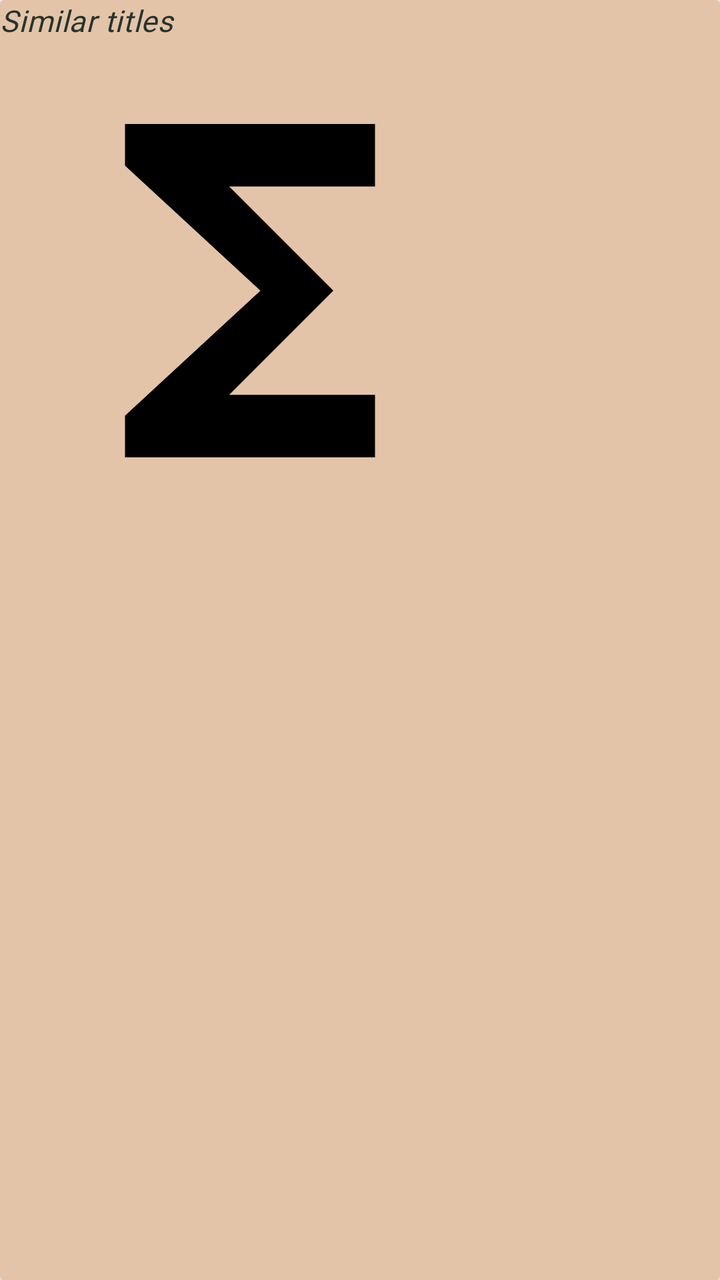
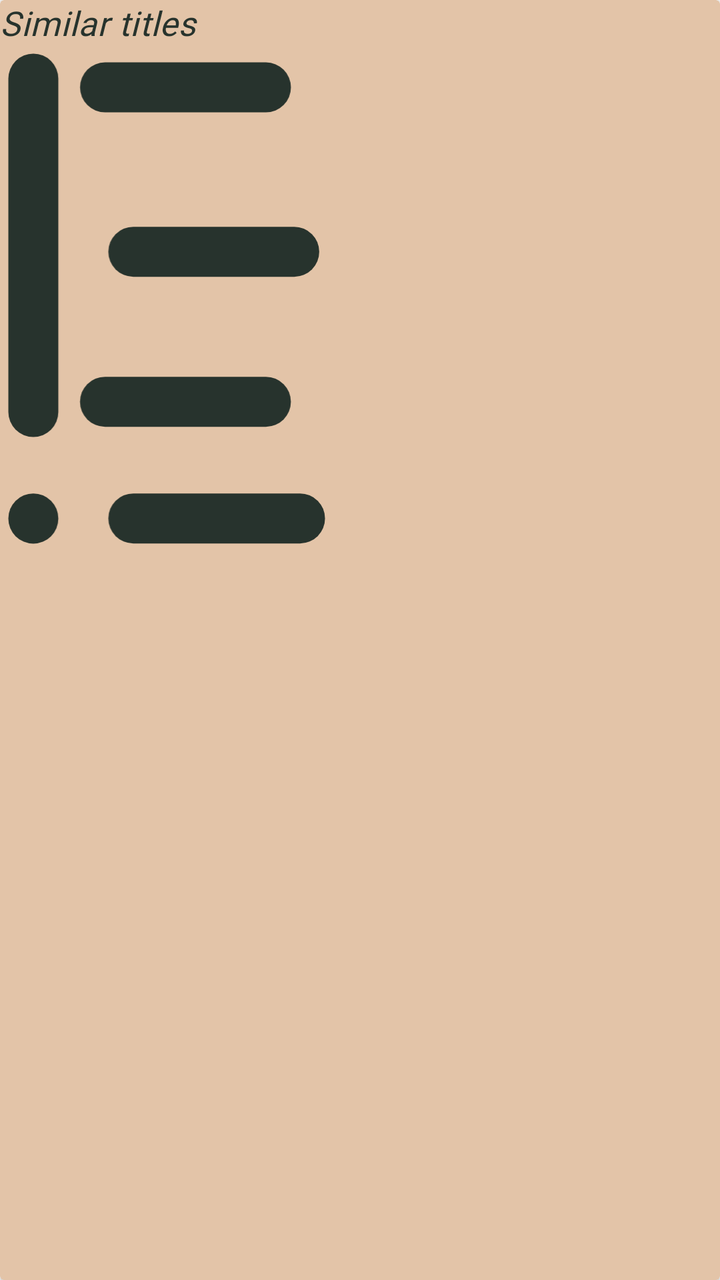

Compare the two renders of this Android layout. The source of the first and the diff that turns it into the second are given below.
<!-- AndroidManifest.xml: another module's application theme Theme.ECatalogs -->
<!-- res/layout/similar_entry.xml -->
<?xml version="1.0" encoding="utf-8"?>
<androidx.cardview.widget.CardView xmlns:android="http://schemas.android.com/apk/res/android"
    xmlns:tools="http://schemas.android.com/tools"
    android:layout_width="wrap_content"
    android:layout_height="wrap_content"
    android:layout_marginEnd="@dimen/two_dp"
    android:backgroundTint="?attr/colorSurface"
    android:elevation="0dp">

    <LinearLayout
        android:layout_width="match_parent"
        android:layout_height="wrap_content"
        android:orientation="vertical"
        tools:ignore="UseCompoundDrawables">

        <TextView
            android:id="@+id/similar_title"
            android:layout_width="match_parent"
            android:layout_height="wrap_content"
            android:layout_gravity="center_horizontal"
            android:hint="@string/title"
            android:textAppearance="?attr/textAppearanceBody2" />

        <ImageView
            android:id="@+id/similar_image"
            android:layout_width="wrap_content"
            android:layout_height="@dimen/image_height"
            android:adjustViewBounds="true"
            android:contentDescription="@string/runtime"
            android:maxWidth="@dimen/max_image_width"
            android:minWidth="@dimen/min_image_width"
            android:scaleType="fitCenter"
            android:src="@drawable/ic_image" />

    </LinearLayout>
</androidx.cardview.widget.CardView>
<!-- resources referenced by this layout -->
<resources>
  <dimen name="image_height">250dp</dimen>
  <dimen name="max_image_width">400dp</dimen>
  <dimen name="min_image_width">150dp</dimen>
  <dimen name="two_dp">2dp</dimen>
  <!-- drawable ic_image (drawable) -->
  <vector xmlns:android="http://schemas.android.com/apk/res/android"
      android:width="24dp"
      android:height="24dp"
      android:tint="#000000"
      android:viewportWidth="24"
      android:viewportHeight="24">
      <path
          android:fillColor="@android:color/white"
          android:pathData="M18,4H6v2l6.5,6L6,18v2h12v-3h-7l5,-5 -5,-5h7V4z" />
  </vector>
  <string name="runtime">Runtime: %1$s</string>
  <string name="title">Similar titles</string>
  <style name="Theme.ECatalogs" parent="Base.Theme.ECatalogs">
  
          <item name="colorSurface">@color/color_surface</item>
          <item name="colorOnSurface">@color/color_on_surface</item>
          <item name="colorOnBackground">@color/color_on_background</item>
          <item name="colorSecondary">@color/color_secondary</item>
          <item name="colorOnPrimary">@color/black</item>
          <item name="colorOnSecondary">@color/black</item>
          <item name="android:textColor">@color/black</item>
          <item name="android:textColorHint">@color/black</item>
  
          <item name="android:statusBarColor">@color/white</item>
          <item name="android:windowLightStatusBar">true</item>
  
  
      </style>
  <color name="color_surface">#E3C4A8</color>
  <color name="color_on_surface">#EBAF81</color>
  <color name="color_on_background">#35EBAF81</color>
  <color name="color_secondary">#DA8067</color>
  <color name="black">#27332D</color>
  <color name="white">#E9E2D0</color>
  <style name="ShapeAppearance.ECatalog.SmallComponent" parent="ShapeAppearance.MaterialComponents.SmallComponent">
          <item name="cornerFamily">rounded</item>
          <item name="cornerSize">@dimen/reply_small_component_corner_radius</item>
      </style>
  <style name="ShapeAppearance.ECatalog.LargeComponent" parent="ShapeAppearance.MaterialComponents.LargeComponent">
          <item name="cornerFamily">rounded</item>
          <item name="cornerSize">@dimen/reply_large_component_corner_radius</item>
      </style>
  <style name="TextAppearance.MdcTypographyStyles.Body2" parent="TextAppearance.MaterialComponents.Body2">
          <item name="fontFamily">@font/high_tower_text</item>
          <item name="android:fontFamily">@font/high_tower_text</item>
          <item name="android:textStyle">italic</item>
          <item name="android:textSize">15sp</item>
      </style>
  <dimen name="reply_small_component_corner_radius">8dp</dimen>
  <dimen name="reply_medium_component_corner_radius">12dp</dimen>
  <dimen name="reply_large_component_corner_radius">24dp</dimen>
  <!-- unchanged entries left out for length: 8 -->
</resources>

<!-- the commit's change to res/layout/similar_entry.xml (unified diff, before → after) -->
@@ -30,7 +30,7 @@
             android:maxWidth="@dimen/max_image_width"
             android:minWidth="@dimen/min_image_width"
             android:scaleType="fitCenter"
-            android:src="@drawable/ic_image" />
+            android:src="@drawable/app_icon" />
 
     </LinearLayout>
 </androidx.cardview.widget.CardView>
<!-- resource entries referenced after the edit -->
@@ -4,16 +4,48 @@
   <dimen name="max_image_width">400dp</dimen>
   <dimen name="min_image_width">150dp</dimen>
   <dimen name="two_dp">2dp</dimen>
-  <!-- drawable ic_image (drawable) -->
+  <!-- drawable app_icon (drawable) -->
   <vector xmlns:android="http://schemas.android.com/apk/res/android"
-      android:width="24dp"
-      android:height="24dp"
-      android:tint="#000000"
-      android:viewportWidth="24"
-      android:viewportHeight="24">
-      <path
-          android:fillColor="@android:color/white"
-          android:pathData="M18,4H6v2l6.5,6L6,18v2h12v-3h-7l5,-5 -5,-5h7V4z" />
+      android:width="20dp"
+      android:height="30dp"
+      android:viewportWidth="20"
+      android:viewportHeight="30">
+    <path
+        android:pathData="M2,2V22"
+        android:strokeWidth="3"
+        android:fillColor="#00000000"
+        android:strokeColor="#27332D"
+        android:strokeLineCap="round"/>
+    <path
+        android:pathData="M2,28.389V28.399"
+        android:strokeWidth="3"
+        android:fillColor="#00000000"
+        android:strokeColor="#27332D"
+        android:strokeLineCap="round"/>
+    <path
+        android:pathData="M6.303,2.522H15.955"
+        android:strokeWidth="3"
+        android:fillColor="#00000000"
+        android:strokeColor="#27332D"
+        android:strokeLineCap="round"/>
+    <path
+        android:pathData="M8,12.389H17.652"
+        android:strokeWidth="3"
+        android:fillColor="#00000000"
+        android:strokeColor="#27332D"
+        android:strokeLineCap="round"/>
+    <path
+        android:pathData="M6.3,21.389H15.952"
+        android:strokeWidth="3"
+        android:fillColor="#00000000"
+        android:strokeColor="#27332D"
+        android:strokeLineCap="round"/>
+    <path
+        android:pathData="M8,28.389H18"
+        android:strokeWidth="3"
+        android:fillColor="#00000000"
+        android:strokeColor="#27332D"
+        android:strokeLineCap="round"/>
   </vector>
   <string name="runtime">Runtime: %1$s</string>
   <string name="title">Similar titles</string>
@@ -27,7 +59,8 @@
           <item name="colorOnSecondary">@color/black</item>
           <item name="android:textColor">@color/black</item>
           <item name="android:textColorHint">@color/black</item>
-  
+          <item name="colorOnSurfaceVariant">@color/white</item>
+          <item name="colorPrimaryContainer">@color/white</item>
           <item name="android:statusBarColor">@color/white</item>
           <item name="android:windowLightStatusBar">true</item>
   
@@ -51,7 +84,7 @@
           <item name="fontFamily">@font/high_tower_text</item>
           <item name="android:fontFamily">@font/high_tower_text</item>
           <item name="android:textStyle">italic</item>
-          <item name="android:textSize">15sp</item>
+          <item name="android:textSize">17sp</item>
       </style>
   <dimen name="reply_small_component_corner_radius">8dp</dimen>
   <dimen name="reply_medium_component_corner_radius">12dp</dimen>
